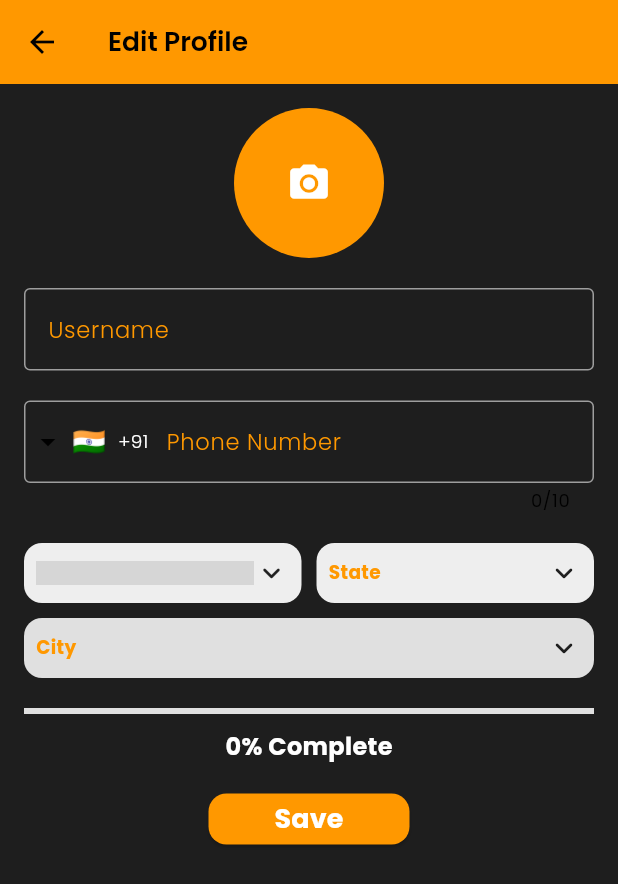
After one commit to skyplerai/flutter3, a Flutter app: the UserProfileEditPage screen opened directly, after a tap on the "camera alt" icon, on a phone screen of 412 x 824 dp. The commit adds this screen. Shown: the top 884 px of the screen. Run offline on Flutter 3.47's test engine with Material 3 defaults, Android fonts, the phone set to English and light mode, and no system bars; drawn by our look-alikes of csc_picker, intl_phone_field; our stand-ins replace cached_network_image, connectivity_plus, fl_chart, flutter_screenutil, flutter_svg, get and 5 more; missing offline and left inert: upi_india; accounts and stored records are empty; grey boxes are pictures that could not be loaded.

Commit message:
Added the Profile Editor Page in the settings page

```diff
--- a/flutter3-Dhiwise-2O265pOv/lib/presentation/analytics_screen/pie_chart.dart
+++ b/flutter3-Dhiwise-2O265pOv/lib/presentation/analytics_screen/pie_chart.dart
@@ -35,7 +35,7 @@ class _AprilAnalyticsWidgetState extends State<AprilAnalyticsWidget> {
             color: Colors.orange,
           ));
         } else if (snapshot.hasError) {
-          return Center(child: Text('Error: ${snapshot.error}'));
+          return Center(child: Text('Error: ${snapshot.error}',));
         } else if (!snapshot.hasData) {
           return Center(child: Text('No data available'));
         } else {
--- /dev/null
+++ b/flutter3-Dhiwise-2O265pOv/lib/presentation/settings_screen/user_profile_editable page.dart
@@ -0,0 +1,254 @@
+import 'dart:io';
+import 'package:flutter/material.dart';
+import 'package:image_picker/image_picker.dart';
+import 'package:csc_picker/csc_picker.dart';
+import 'package:intl_phone_field/intl_phone_field.dart';
+import '../../Services/shared_services.dart';
+
+class UserProfileEditPage extends StatefulWidget {
+  @override
+  _UserProfileEditPageState createState() => _UserProfileEditPageState();
+}
+
+class _UserProfileEditPageState extends State<UserProfileEditPage> {
+  final TextEditingController _usernameController = TextEditingController();
+  final TextEditingController _locationController = TextEditingController();
+  File? _profileImage;
+  double _completionPercentage = 0.0;
+  String _countryCode = '+91'; // Default country code
+  String _flag = '🇮🇳'; // Default flag emoji
+  String? _phoneNumber;
+
+  final Map<String, String> _countryCodeMap = {
+    'IN': '+91',
+    'US': '+1',
+    'GB': '+44',
+    'CA': '+1',
+    'AU': '+61',
+    'DE': '+49',
+    'FR': '+33',
+    // Add more country codes as needed
+  };
+
+  @override
+  void initState() {
+    super.initState();
+    _loadUserData();
+    _updateCompletionPercentage();
+  }
+
+  Future<void> _loadUserData() async {
+    final user = await UserSharedServices.loginDetails();
+    if (user != null && user.userInfo != null) {
+      setState(() {
+        _usernameController.text = user.userInfo!.username ?? '';
+        _updateCompletionPercentage();
+      });
+    }
+  }
+
+  Future<void> _pickImage() async {
+    final pickedFile = await ImagePicker().pickImage(source: ImageSource.gallery);
+    if (pickedFile != null) {
+      setState(() {
+        _profileImage = File(pickedFile.path);
+        _updateCompletionPercentage();
+      });
+    }
+  }
+
+  void _updateCompletionPercentage() {
+    int filledFields = 0;
+    if (_usernameController.text.isNotEmpty) filledFields++;
+    if (_locationController.text.isNotEmpty) filledFields++;
+    if (_profileImage != null) filledFields++;
+
+    setState(() {
+      _completionPercentage = (filledFields / 3) * 100;
+    });
+  }
+
+  void _saveProfileData() async {
+    // Implement the logic to save the updated profile details
+    print("Saving user data...");
+    print("Phone: $_phoneNumber");
+
+    // Show the "Details Saved" message
+    ScaffoldMessenger.of(context).showSnackBar(
+      SnackBar(
+        content: Text('Details Saved'),
+        duration: Duration(seconds: 2),
+      ),
+    );
+
+    // Navigate to the settings page
+    Navigator.pop(context); // Adjust the route name if necessary
+
+    // Wait for 2 seconds before navigating
+    await Future.delayed(Duration(seconds: 2));
+
+
+  }
+
+  void _onCountryChanged(String? countryCode) {
+    setState(() {
+      _countryCode = _countryCodeMap[countryCode ?? 'IN'] ?? '+91'; // Default to '+91' if no country code is found
+      _flag = _getFlagForCountryCode(countryCode);
+    });
+  }
+
+  String _getFlagForCountryCode(String? countryCode) {
+    switch (countryCode) {
+      case 'IN':
+        return '🇮🇳';
+      case 'US':
+        return '🇺🇸';
+      case 'GB':
+        return '🇬🇧';
+      case 'CA':
+        return '🇨🇦';
+      case 'AU':
+        return '🇦🇺';
+      case 'DE':
+        return '🇩🇪';
+      case 'FR':
+        return '🇫🇷';
+      default:
+        return '🌍';
+    }
+  }
+
+
+
+  @override
+  Widget build(BuildContext context) {
+    return Scaffold(
+      appBar: AppBar(
+        title: Text('Edit Profile'),
+        backgroundColor: Colors.orange,
+      ),
+      body: SingleChildScrollView(
+        child: Padding(
+          padding: const EdgeInsets.all(16.0),
+          child: Column(
+            children: [
+              GestureDetector(
+                onTap: _pickImage,
+                child: CircleAvatar(
+                  radius: 50,
+                  backgroundColor: _profileImage == null ? Colors.orange : Colors.transparent,
+                  backgroundImage: _profileImage != null
+                      ? FileImage(_profileImage!)
+                      : null,
+                  child: _profileImage == null
+                      ? Icon(
+                    Icons.camera_alt,
+                    color: Colors.white,
+                    size: 30,
+                  )
+                      : null,
+                ),
+              ),
+              SizedBox(height: 20),
+              TextField(
+                controller: _usernameController,
+                decoration: InputDecoration(
+                  labelText: 'Username',
+                  labelStyle: TextStyle(color: Colors.orange),
+                  border: OutlineInputBorder(),
+                  focusedBorder: OutlineInputBorder(
+                    borderSide: BorderSide(color: Colors.orange, width: 2.0),
+                  ),
+                  enabledBorder: OutlineInputBorder(
+                    borderSide: BorderSide(color: Colors.grey, width: 1.0),
+                  ),
+                ),
+                onChanged: (value) => _updateCompletionPercentage(),
+              ),
+              SizedBox(height: 20),
+              IntlPhoneField(
+                decoration: InputDecoration(
+                  labelText: 'Phone Number',
+                  labelStyle: TextStyle(color: Colors.orange),
+                  border: OutlineInputBorder(),
+                  focusedBorder: OutlineInputBorder(
+                    borderSide: BorderSide(color: Colors.orange, width: 2.0),
+                  ),
+                  enabledBorder: OutlineInputBorder(
+                    borderSide: BorderSide(color: Colors.grey, width: 1.0),
+                  ),
+                ),
+                initialCountryCode: 'IN',
+                onChanged: (phone) {
+                  setState(() {
+                    _phoneNumber = phone.number;
+                  });
+                },
+                onCountryChanged: (country) {
+                  _onCountryChanged(country.code);
+                },
+              ),
+              SizedBox(height: 20),
+              CSCPicker(
+                defaultCountry: CscCountry.India, // Default to India
+                onCountryChanged: (countryCode) {
+                  _onCountryChanged(countryCode);
+                },
+                onStateChanged: (state) {
+                  _locationController.text = state ?? '';
+                  _updateCompletionPercentage();
+                },
+                onCityChanged: (city) {
+                  _locationController.text = city ?? '';
+                  _updateCompletionPercentage();
+                },
+                showStates: true,
+                showCities: true,
+                dropdownDecoration: BoxDecoration(
+                  color: Colors.grey[200],
+                  borderRadius: BorderRadius.circular(12),
+                ),
+                selectedItemStyle: TextStyle(color: Colors.orange, fontWeight: FontWeight.w700),
+                disabledDropdownDecoration: BoxDecoration(
+                  color: Colors.grey[300],
+                  borderRadius: BorderRadius.circular(12),
+                ),
+                dropdownItemStyle: TextStyle(color: Colors.orange), // Dropdown item text color
+              ),
+              SizedBox(height: 20),
+              LinearProgressIndicator(
+                value: _completionPercentage / 100,
+                backgroundColor: Colors.grey[300],
+                valueColor: AlwaysStoppedAnimation<Color>(Colors.green),
+              ),
+              SizedBox(height: 10),
+              Text(
+                '${_completionPercentage.toInt()}% Complete',
+                style: TextStyle(fontSize: 16, fontWeight: FontWeight.bold),
+              ),
+              SizedBox(height: 20),
+              ElevatedButton(
+                onPressed: _saveProfileData,
+                style: ElevatedButton.styleFrom(
+                  foregroundColor: Colors.white, backgroundColor: Colors.orange, // Text color of the button
+                  minimumSize: Size(150, 50), // Size of the button (width, height)
+                  shape: RoundedRectangleBorder(
+                    borderRadius: BorderRadius.circular(12), // Button border radius
+                  ),
+                ),
+                child: Text(
+                  'Save',
+                  style: TextStyle(
+                    fontSize: 18, // Text size
+                    fontWeight: FontWeight.bold, // Text weight
+                  ),
+                ),
+              )
+              ,
+            ],
+          ),
+        ),
+      ),
+    );
+  }
+}
--- a/flutter3-Dhiwise-2O265pOv/pubspec.yaml
+++ b/flutter3-Dhiwise-2O265pOv/pubspec.yaml
@@ -26,6 +26,9 @@ dependencies:
   flutter_secure_storage:
   http:
   flutter_vlc_player:
+  image_picker:
+  csc_picker:
+  intl_phone_field:
 
   google_sign_in:
 
```
Also changed, not shown: flutter3-Dhiwise-2O265pOv/lib/presentation/settings_screen/settings_screen.dart (+17 -3 lines).
